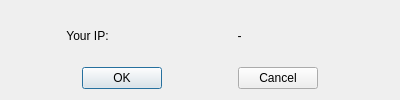
c7w/MilitaryChess, file createconnectionwindow.ui: the form before one commit.
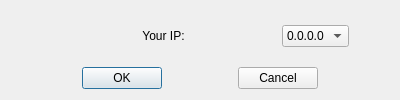
The form after the commit.

```diff
--- a/createconnectionwindow.ui
+++ b/createconnectionwindow.ui
@@ -64,19 +64,18 @@
         </widget>
        </item>
        <item>
-        <widget class="QLabel" name="ip_addr">
+        <widget class="QComboBox" name="ip_addr">
          <property name="sizePolicy">
-          <sizepolicy hsizetype="Preferred" vsizetype="Preferred">
-           <horstretch>3</horstretch>
+          <sizepolicy hsizetype="Expanding" vsizetype="Fixed">
+           <horstretch>0</horstretch>
            <verstretch>0</verstretch>
           </sizepolicy>
          </property>
+         <item>
          <property name="text">
-          <string>-</string>
-         </property>
-         <property name="alignment">
-          <set>Qt::AlignCenter</set>
-         </property>
+           <string>0.0.0.0</string>
+          </property>
+         </item>
         </widget>
        </item>
        <item>
```
Lines whose indentation alone changed are shown as unchanged.
